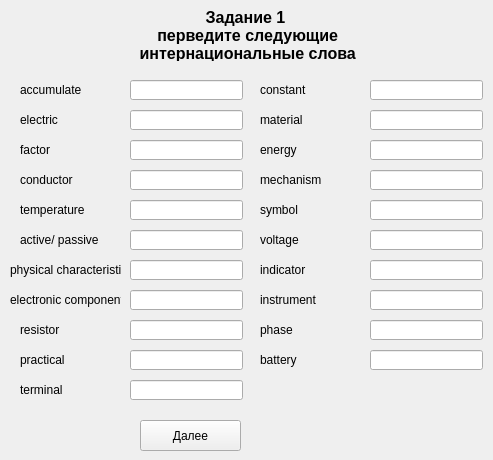
Before: the Qt Designer form client/UI/variant_2/zadanie1_part1_var2.ui in Scykorr/dmitr_client_serv_test, drawn with Qt 5.
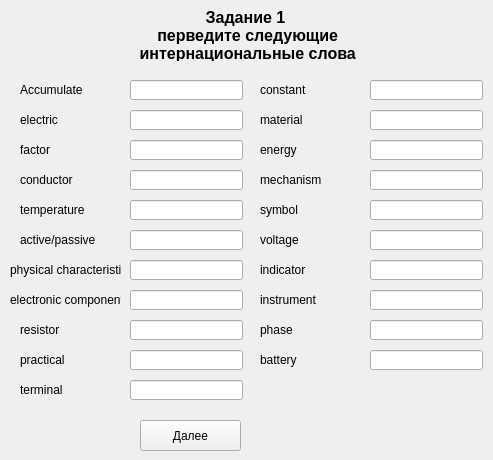
After: the same form once the commit is applied.

```diff
--- a/client/UI/variant_2/zadanie1_part1_var2.ui
+++ b/client/UI/variant_2/zadanie1_part1_var2.ui
@@ -55,7 +55,7 @@
     </rect>
    </property>
    <property name="text">
-    <string>accumulate</string>
+    <string>Accumulate</string>
    </property>
   </widget>
   <widget class="QLineEdit" name="lineEdit_word_1">
@@ -170,7 +170,7 @@
     </rect>
    </property>
    <property name="text">
-    <string>active/ passive</string>
+    <string>active/passive</string>
    </property>
   </widget>
   <widget class="QLineEdit" name="lineEdit_word_6">
```
